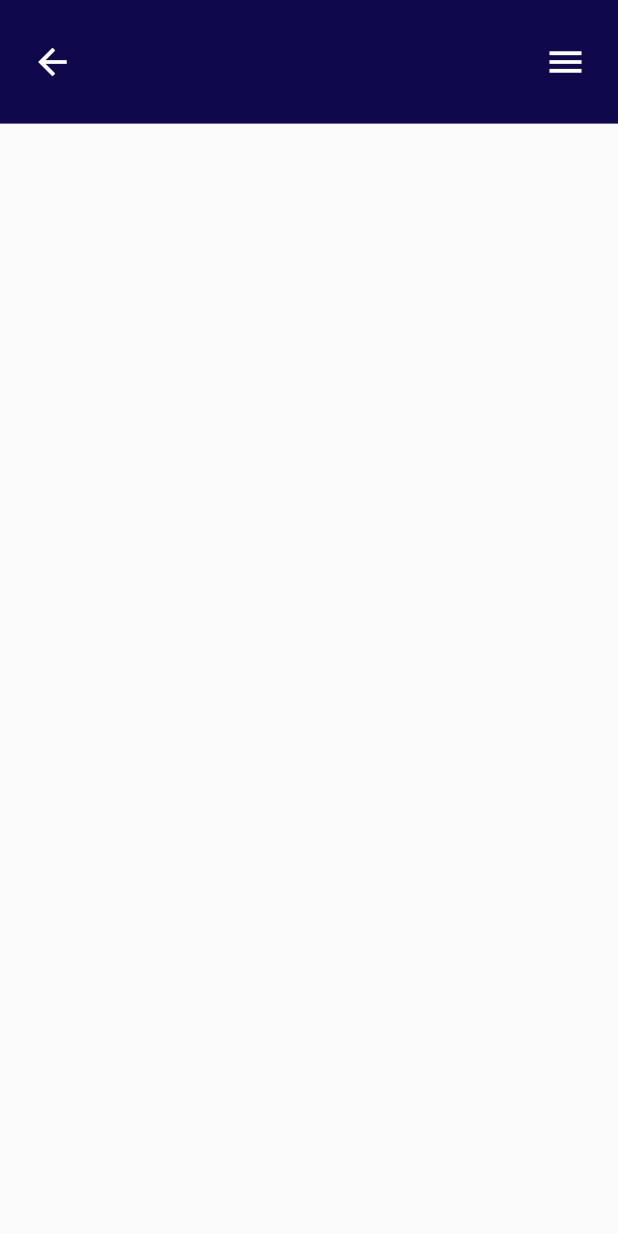
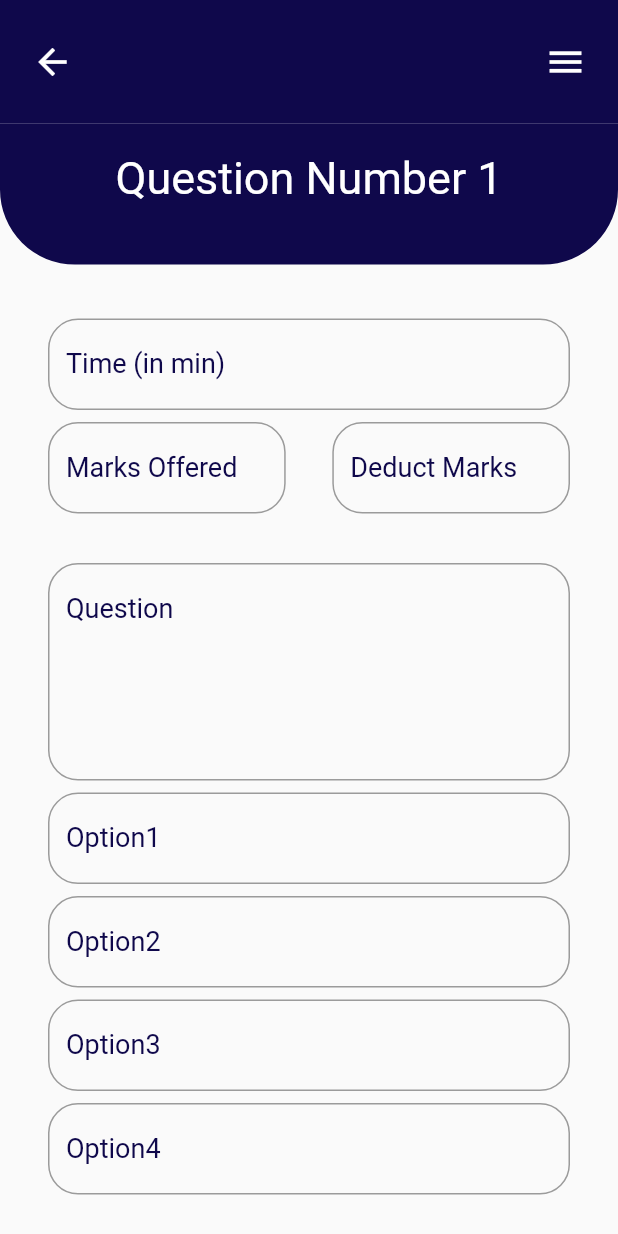
Before and after one commit to Upasana6/learningManagement, a Flutter app: the AddQuestions screen opened directly, on a phone screen of 412 x 824 dp. Run offline on Flutter 3.47's test engine with Material 2 defaults, Android fonts, the phone set to English and light mode, and no system bars; our stand-ins replace file_picker; missing offline and left inert: advance_pdf_viewer.

Commit message:
per question adding page added

```diff
--- a/lib/Controller/test_questions.dart
+++ b/lib/Controller/test_questions.dart
@@ -0,0 +1,89 @@
+class Question {
+  String? _question;
+  List<String> _options = [];
+  int? _answer;
+  int? _marks;
+  int? _incorrectmarksDeduct;
+  int? _time; // in minute
+
+  Question(String ques, String opt1, String opt2, String opt3, String opt4,
+      int ans, int marks, int marksDeduct, int time) {
+    this._question = ques;
+    this._options = [opt1, opt2, opt3, opt4];
+    this._answer = ans;
+    this._marks = marks;
+    this._time = time;
+    this._incorrectmarksDeduct = marksDeduct;
+  }
+
+  void modifyQuestion(String ques, String opt1, String opt2, String opt3,
+      String opt4, int ans, int marks, int marksDeduct, int time) {
+    this._question = ques;
+    this._options = [opt1, opt2, opt3, opt4];
+    this._answer = ans;
+    this._marks = marks;
+    this._time = time;
+    this._incorrectmarksDeduct = marksDeduct;
+  }
+
+  Map<String, dynamic> getWholeQuestion() {
+    Map<String, dynamic> res = {
+      'Question': this._question,
+      'Options': this._options,
+      'Answer': this._answer,
+      'Marks': this._marks,
+      'Time': this._time
+    };
+    return res;
+  }
+
+  String? get question {
+    return this._question;
+  }
+
+  List<String>? get options {
+    return this._options;
+  }
+
+  int? get answer {
+    return this._answer;
+  }
+
+  int? get marks {
+    return this._marks;
+  }
+
+  int? get time {
+    return this._time;
+  }
+
+  int? get marksDeduct {
+    return this._incorrectmarksDeduct;
+  }
+}
+
+class QuestionList {
+  List<Question> test = [];
+
+  void addNewQuestion(String ques, String opt1, String opt2, String opt3,
+      String opt4, int ans, int marks, int marksDeduct, int time) {
+    Question question =
+        Question(ques, opt1, opt2, opt3, opt4, ans, marks, marksDeduct, time);
+    this.test.add(question);
+  }
+
+  void modifyQuestion(
+      String ques,
+      String opt1,
+      String opt2,
+      String opt3,
+      String opt4,
+      int ans,
+      int marks,
+      int marksDeduct,
+      int time,
+      int questionNumber) {
+    this.test[questionNumber - 1].modifyQuestion(
+        ques, opt1, opt2, opt3, opt4, ans, marks, marksDeduct, time);
+  }
+}
--- a/lib/View/Quiz/add_questions.dart
+++ b/lib/View/Quiz/add_questions.dart
@@ -1,9 +1,29 @@
 import 'package:flutter/material.dart';
+import 'package:learning_management/Controller/test_questions.dart';
 import 'package:learning_management/View/Widgets/appbar_with_back_and_menu.dart';
+import 'package:learning_management/View/Widgets/custom_text_field.dart';
+import 'package:learning_management/View/Widgets/extended_appbar.dart';
+import 'package:learning_management/View/Widgets/rounded_rectangle_button.dart';
+import 'package:learning_management/View/Widgets/text.dart';
 import 'package:learning_management/constants.dart';
 
-class AddQuestions extends StatelessWidget {
-  const AddQuestions({Key? key}) : super(key: key);
+class AddQuestions extends StatefulWidget {
+  @override
+  _AddQuestionsState createState() => _AddQuestionsState();
+}
+
+class _AddQuestionsState extends State<AddQuestions> {
+  QuestionList questions = QuestionList();
+
+  TextEditingController questionController = TextEditingController();
+  TextEditingController option1Controller = TextEditingController();
+  TextEditingController option2Controller = TextEditingController();
+  TextEditingController option3Controller = TextEditingController();
+  TextEditingController option4Controller = TextEditingController();
+  TextEditingController answerController = TextEditingController();
+  TextEditingController marksController = TextEditingController();
+  TextEditingController incorrectMarksController = TextEditingController();
+  TextEditingController timeController = TextEditingController();
 
   @override
   Widget build(BuildContext context) {
@@ -16,7 +36,118 @@ class AddQuestions extends StatelessWidget {
               size: size,
               buttonColor: AppColors.white,
               backgroundColor: AppColors.midnightBlue,
-            )
+            ),
+            ExtendedAppbar(
+              size: size,
+              title:
+                  'Question Number ${this.questions.test.isEmpty ? 1 : this.questions.test.length + 1}',
+            ),
+            Flexible(
+              flex: 1,
+              child: SingleChildScrollView(
+                child: Padding(
+                  padding: const EdgeInsets.all(32.0),
+                  child: Column(
+                    children: [
+                      CustomTextField(
+                        textEditingController: this.timeController,
+                        labelText: 'Time (in min)',
+                        keyboardType: TextInputType.number,
+                      ),
+                      Row(
+                        mainAxisAlignment: MainAxisAlignment.spaceBetween,
+                        children: [
+                          Container(
+                            width: size.width / 2.6,
+                            child: CustomTextField(
+                              textEditingController: this.marksController,
+                              labelText: 'Marks Offered',
+                              keyboardType: TextInputType.number,
+                            ),
+                          ),
+                          Container(
+                            width: size.width / 2.6,
+                            child: CustomTextField(
+                              textEditingController: this.marksController,
+                              labelText: 'Deduct Marks',
+                              keyboardType: TextInputType.number,
+                            ),
+                          ),
+                        ],
+                      ),
+                      SizedBox(
+                        height: 25,
+                      ),
+                      CustomTextField(
+                        textEditingController: this.questionController,
+                        labelText: 'Question',
+                        minLines: 5,
+                      ),
+                      CustomTextField(
+                        textEditingController: this.option1Controller,
+                        labelText: 'Option1',
+                      ),
+                      CustomTextField(
+                        textEditingController: this.option2Controller,
+                        labelText: 'Option2',
+                      ),
+                      CustomTextField(
+                        textEditingController: this.option3Controller,
+                        labelText: 'Option3',
+                      ),
+                      CustomTextField(
+                        textEditingController: this.option4Controller,
+                        labelText: 'Option4',
+                      ),
+                      SizedBox(
+                        height: 25,
+                      ),
+                      CustomTextField(
+                        textEditingController: answerController,
+                        labelText: 'Correct Option (in number)',
+                        keyboardType: TextInputType.number,
+                      ),
+                      SizedBox(
+                        height: 25,
+                      ),
+                      Row(
+                        mainAxisAlignment: MainAxisAlignment.spaceBetween,
+                        children: [
+                          Container(
+                            width: size.width / 2.7,
+                            child: RoundedRectangleButton(
+                              size: size,
+                              fillColor: AppColors.midnightBlue,
+                              borderColor: AppColors.midnightBlue,
+                              child: Center(
+                                child: MediumText(
+                                  text: 'Add Next',
+                                  color: AppColors.white,
+                                ),
+                              ),
+                            ),
+                          ),
+                          Container(
+                            width: size.width / 2.7,
+                            child: RoundedRectangleButton(
+                              size: size,
+                              fillColor: AppColors.midnightBlue,
+                              borderColor: AppColors.midnightBlue,
+                              child: Center(
+                                child: MediumText(
+                                  text: 'Done',
+                                  color: AppColors.white,
+                                ),
+                              ),
+                            ),
+                          ),
+                        ],
+                      ),
+                    ],
+                  ),
+                ),
+              ),
+            ),
           ],
         ),
       ),
```
